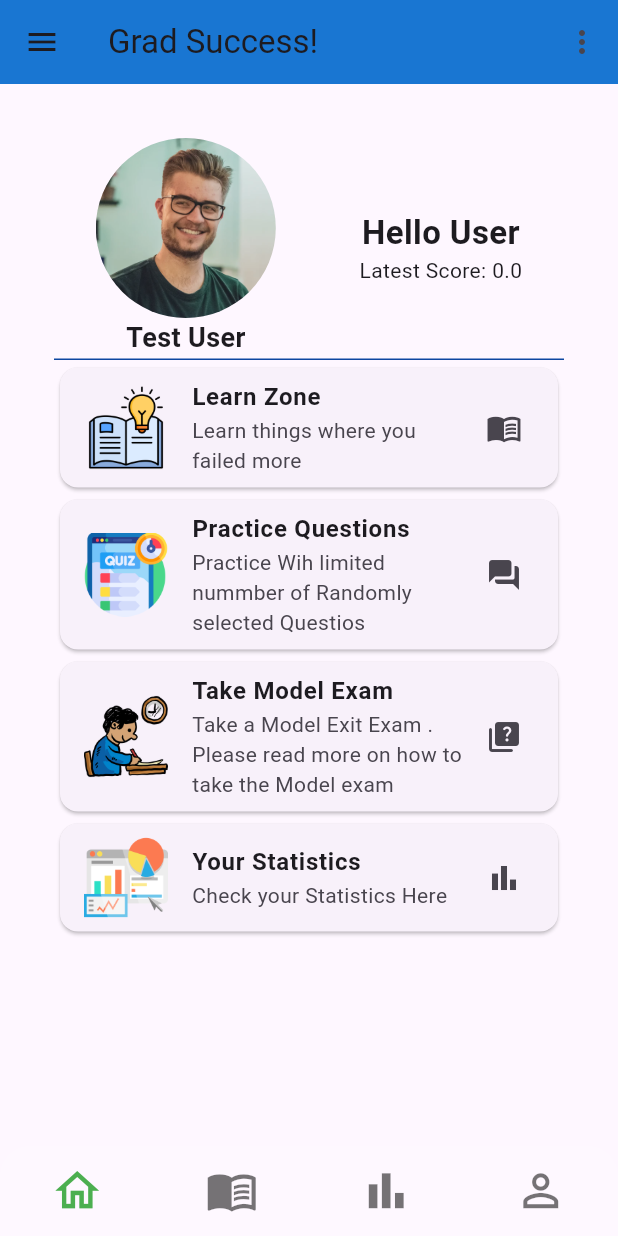
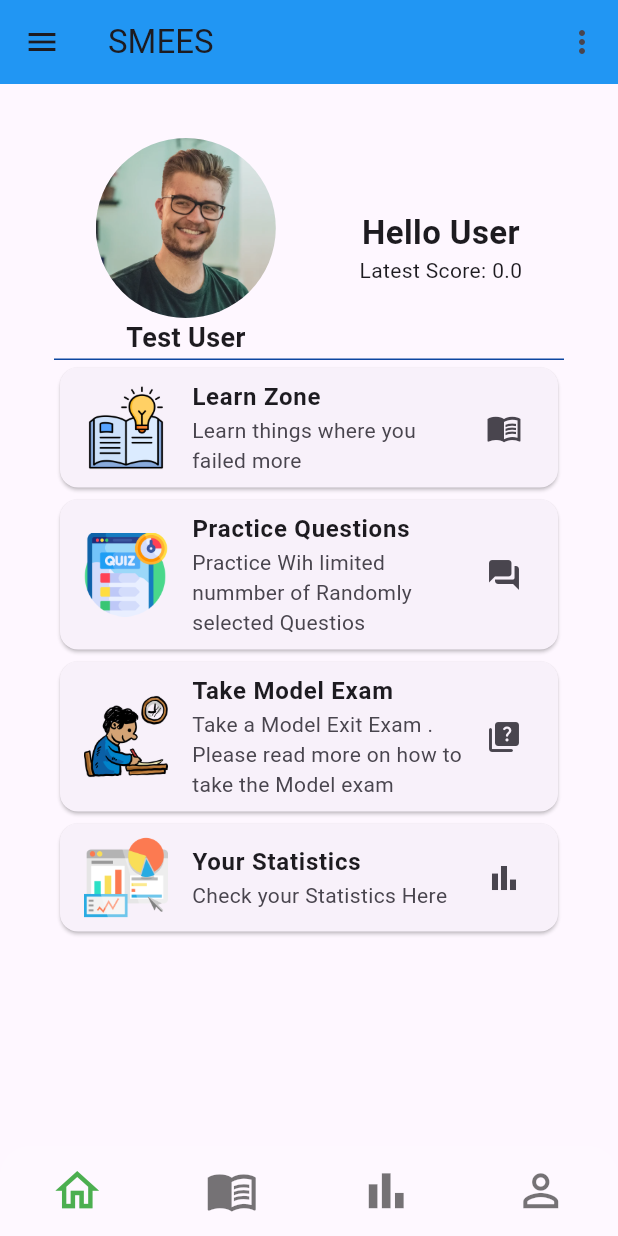
Before and after one commit to mgemoraw/smees_app, a Flutter app: the Home screen opened by its route, on a phone screen of 412 x 824 dp. Run offline on Flutter 3.47's test engine with Material 3 defaults, Android fonts, the phone set to English and light mode, and no system bars; our stand-ins replace dio, flutter_markdown, shared_preferences, sqflite; accounts and stored records are empty.

Commit message:
updating app bar

```diff
--- a/lib/home.dart
+++ b/lib/home.dart
@@ -165,8 +165,7 @@ class _HomePageState extends State<HomePage> {
                   onTap: () {
                     setState(() {
                       Home h = const Home(
-                          department: "AutomotiveEngineering",
-                          title: 'Grad Siccess');
+                          department: "AutomotiveEngineering", title: 'SMEES');
                       h.pageKey = 'userstat';
                     });
                   },
--- a/lib/home_page.dart
+++ b/lib/home_page.dart
@@ -5,6 +5,7 @@ import 'package:smees/login_page.dart';
 
 import 'package:smees/student_profile.dart';
 import 'package:smees/student_statistics.dart';
+import 'package:smees/views/common/appbar.dart';
 
 import 'home.dart';
 
@@ -83,30 +84,7 @@ class _HomeState extends State<Home> {
           ],
         ),
       ),
-      appBar: AppBar(
-        backgroundColor: Theme.of(context).primaryColorDark,
-        // backgroundColor: Color.fromRGBO(33, 150, 243, 1),
-        title: Text('Grad Success!'),
-        actions: [
-          // working on search bar
-          PopupMenuButton(itemBuilder: (context) {
-            return [
-              PopupMenuItem(
-                child: TextButton(
-                  child: Text("About Us"),
-                  onPressed: () {},
-                ),
-              ),
-              PopupMenuItem(
-                child: IconButton(
-                  icon: const Icon(Icons.settings),
-                  onPressed: () {},
-                ),
-              ),
-            ];
-          }),
-        ],
-      ),
+      appBar: SmeesAppbar(title: "SMEES"),
       // body: pages[pageIndex],
       body: pages[pageKey],
       bottomNavigationBar: Container(
--- a/lib/security/login.dart
+++ b/lib/security/login.dart
@@ -3,8 +3,9 @@ import 'dart:convert';
 import 'package:shared_preferences/shared_preferences.dart';
 import 'package:smees/api/endPoints.dart';
 import 'package:smees/models/user.dart';
+import "package:http/http.dart" as http;
 
-Future<void> loginUser(UserLogin user) async {
+Future loginUser(UserLogin user) async {
   late String? message = "";
   // final url = Uri.parse('http://localhost:8000/$tokenApi');
   final url = Uri.parse('http://169.254.130.149:8000/$tokenApi');
@@ -18,7 +19,6 @@ Future<void> loginUser(UserLogin user) async {
   };
 
   try {
-    var http;
     final response = await http.post(
       url,
       headers: headers,
@@ -56,5 +56,5 @@ Future<void> loginUser(UserLogin user) async {
   // message = "done";
   // }
 
-  // return message;
+  return message;
 }
--- a/lib/services/database.dart
+++ b/lib/services/database.dart
@@ -6,7 +6,6 @@ import 'package:smees/api/endPoints.dart';
 import 'package:smees/depreciated/department.dart';
 import 'package:smees/models/department.dart';
 import 'package:smees/models/user.dart';
-
 
 Future getAllDepartments() async {
   final url = Uri.parse("http://localhost:8000/departments/index?limit=10");
--- /dev/null
+++ b/lib/views/common/appbar.dart
@@ -0,0 +1,69 @@
+import "package:flutter/material.dart";
+import "package:smees/models/user.dart";
+import "package:smees/security/logout.dart";
+
+class SmeesAppbar extends StatefulWidget implements PreferredSizeWidget {
+  final String title;
+  final List<Widget>? actions;
+
+  SmeesAppbar({super.key, required this.title, this.actions});
+
+  @override
+  State<SmeesAppbar> createState() => _SmeesAppbarState();
+
+  @override
+  Size get preferredSize => Size.fromHeight(kToolbarHeight);
+}
+
+class _SmeesAppbarState extends State<SmeesAppbar> {
+  bool userLoggedIn = false;
+
+  // @override
+  // void initState() {
+  //   super.initState();
+  //   checkAuthentication();
+  // }
+
+  void checkAuthentication() {
+    setState(() async {
+      userLoggedIn = await isAuthenticated();
+    });
+  }
+
+  @override
+  Widget build(BuildContext context) {
+    return AppBar(
+      backgroundColor: Colors.blue,
+      title: Text(widget.title),
+      actions: [
+        PopupMenuButton(
+            itemBuilder: (context) => [
+                  PopupMenuItem(
+                    child: TextButton(
+                      child: Text("About Us"),
+                      onPressed: () {},
+                    ),
+                  ),
+                  PopupMenuItem(
+                    child: IconButton(
+                      icon: const Icon(Icons.settings),
+                      onPressed: () {},
+                    ),
+                  ),
+                  PopupMenuItem(
+                    child: IconButton(
+                      icon: const Icon(Icons.logout),
+                      onPressed: () {
+                        setState(() {
+                          logout();
+                          // Navigator.pop(context);
+                          Navigator.pushNamed(context, "/");
+                        });
+                      },
+                    ),
+                  )
+                ]),
+      ],
+    );
+  }
+}
--- a/lib/views/common/navigation.dart
+++ b/lib/views/common/navigation.dart
@@ -1,6 +1,4 @@
 import "package:flutter/material.dart";
-
-class LeftNavigation extends Drawer {}
 
 class LeftNavigation extends StatefulWidget {
   const LeftNavigation({super.key});
```
Also changed, not shown: lib/login_page.dart (+25 -40 lines), lib/security/logout.dart (+10 -0 lines).
